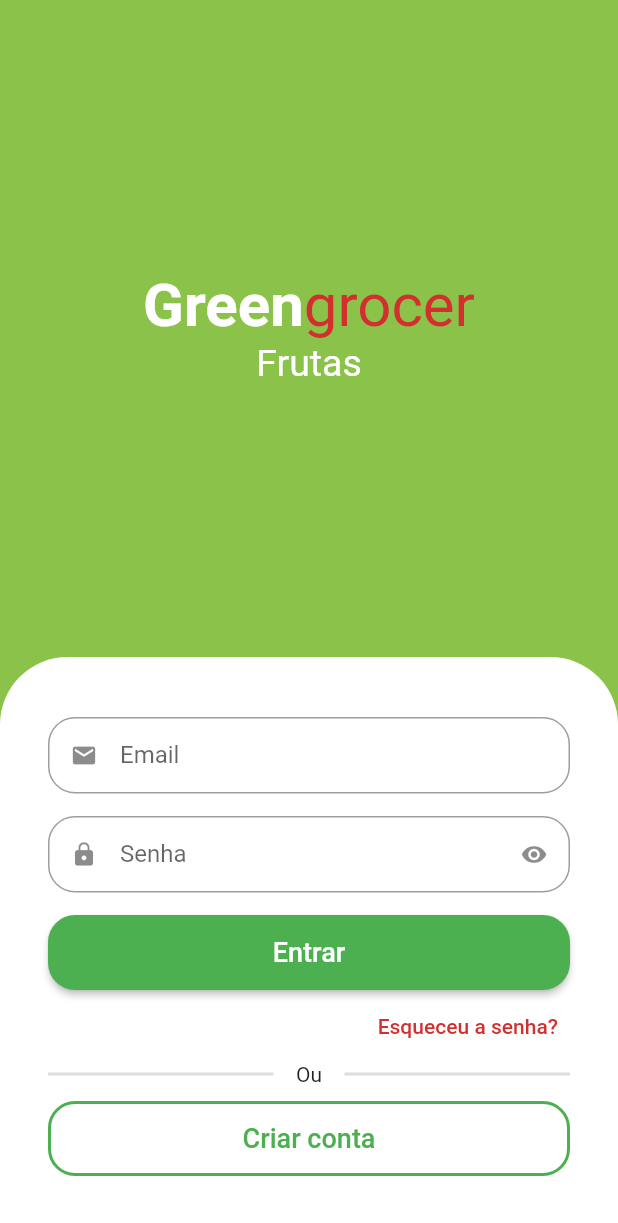
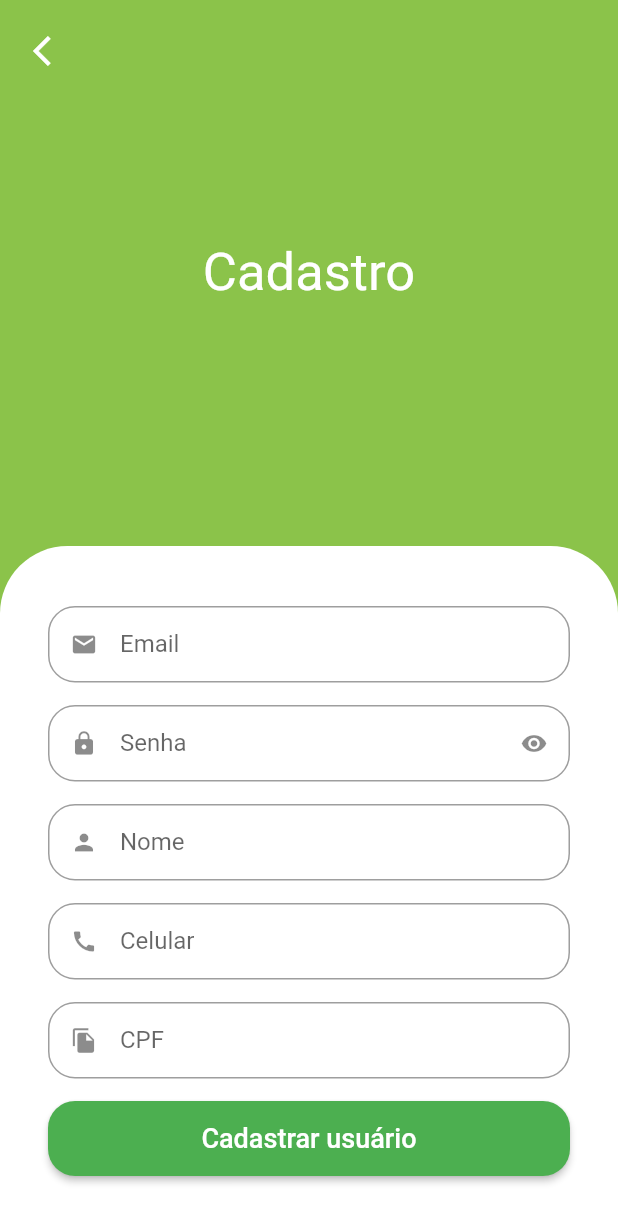
Before and after one commit to jvmMachado/greengrocer, a Flutter app: the screen it shows after launch, after a tap on "Criar conta", on a phone screen of 412 x 824 dp. Shown: the top 1223 px of the screen. Run offline on Flutter 3.47's test engine with Material 2 defaults, Android fonts, the phone set to English and light mode, and no system bars; drawn by our look-alikes of animated_text_kit; our stand-ins replace mask_text_input_formatter.

```diff
--- a/lib/src/auth/components/custom_text_field.dart
+++ b/lib/src/auth/components/custom_text_field.dart
@@ -1,15 +1,18 @@
 import 'package:flutter/material.dart';
+import 'package:flutter/services.dart';
 
 class CustomTextField extends StatefulWidget {
   final IconData icon;
   final String label;
   final bool hideText;
+  final List<TextInputFormatter>? inputFormatters;
 
   const CustomTextField({
     Key? key,
     required this.icon,
     required this.label,
     this.hideText = false,
+    this.inputFormatters,
   }) : super(key: key);
 
   @override
@@ -30,6 +33,7 @@ class _CustomTextFieldState extends State<CustomTextField> {
     return Padding(
       padding: const EdgeInsets.only(bottom: 15),
       child: TextFormField(
+        inputFormatters: widget.inputFormatters,
         obscureText: isHidden,
         decoration: InputDecoration(
           prefixIcon: Icon(widget.icon),
--- a/lib/src/auth/sign_in_screen.dart
+++ b/lib/src/auth/sign_in_screen.dart
@@ -1,5 +1,6 @@
 import 'package:animated_text_kit/animated_text_kit.dart';
 import 'package:flutter/material.dart';
+import 'package:greengrocer/src/auth/sign_up_screen.dart';
 import 'package:greengrocer/src/config/custom_colors.dart';
 
 import 'components/custom_text_field.dart';
@@ -146,7 +147,13 @@ class SignInScreen extends StatelessWidget {
                             borderRadius: BorderRadius.circular(18),
                           ),
                         ),
-                        onPressed: () {},
+                        onPressed: () {
+                          Navigator.of(context).push(
+                            MaterialPageRoute(builder: (c) {
+                              return SignUpScreen();
+                            }),
+                          );
+                        },
                         child: const Text(
                           'Criar conta',
                           style: TextStyle(fontSize: 18),
--- /dev/null
+++ b/lib/src/auth/sign_up_screen.dart
@@ -0,0 +1,105 @@
+import 'package:flutter/material.dart';
+import 'package:greengrocer/src/auth/components/custom_text_field.dart';
+import 'package:greengrocer/src/config/custom_colors.dart';
+import 'package:mask_text_input_formatter/mask_text_input_formatter.dart';
+
+class SignUpScreen extends StatelessWidget {
+  SignUpScreen({Key? key}) : super(key: key);
+
+  final cpfFormatter = MaskTextInputFormatter(mask: '###.###.###-##', filter: {
+    '#': RegExp(r'[0-9]'),
+  });
+
+  final phoneFormatter =
+      MaskTextInputFormatter(mask: '## # ####-####', filter: {
+    '#': RegExp(r'[0-9]'),
+  });
+
+  @override
+  Widget build(BuildContext context) {
+    var size = MediaQuery.of(context).size;
+
+    return Scaffold(
+      backgroundColor: CustomColors.customSwatchColor,
+      body: SingleChildScrollView(
+          child: SizedBox(
+        height: size.height,
+        child: Stack(
+          children: [
+            Column(
+              children: [
+                const Expanded(
+                  child: Center(
+                    child: Text(
+                      'Cadastro',
+                      style: TextStyle(color: Colors.white, fontSize: 35),
+                    ),
+                  ),
+                ),
+                Container(
+                  padding:
+                      const EdgeInsets.symmetric(horizontal: 32, vertical: 40),
+                  decoration: const BoxDecoration(
+                    color: Colors.white,
+                    borderRadius: BorderRadius.vertical(
+                      top: Radius.circular(45),
+                    ),
+                  ),
+                  child: Column(
+                    crossAxisAlignment: CrossAxisAlignment.stretch,
+                    children: [
+                      const CustomTextField(icon: Icons.email, label: 'Email'),
+                      const CustomTextField(
+                          icon: Icons.lock, label: 'Senha', hideText: true),
+                      const CustomTextField(icon: Icons.person, label: 'Nome'),
+                      CustomTextField(
+                        icon: Icons.call,
+                        label: 'Celular',
+                        inputFormatters: [phoneFormatter],
+                      ),
+                      CustomTextField(
+                        icon: Icons.file_copy,
+                        label: 'CPF',
+                        inputFormatters: [cpfFormatter],
+                      ),
+                      SizedBox(
+                        height: 50,
+                        child: ElevatedButton(
+                          onPressed: () {},
+                          style: ElevatedButton.styleFrom(
+                            shape: RoundedRectangleBorder(
+                              borderRadius: BorderRadius.circular(18),
+                            ),
+                          ),
+                          child: const Text(
+                            'Cadastrar usuário',
+                            style: TextStyle(fontSize: 18),
+                          ),
+                        ),
+                      ),
+                    ],
+                  ),
+                )
+              ],
+            ),
+            Positioned(
+              left: 10,
+              top: 10,
+              child: SafeArea(
+                child: IconButton(
+                  onPressed: () {
+                    Navigator.of(context).pop();
+                  },
+                  icon: const Icon(
+                    Icons.arrow_back_ios,
+                    color: Colors.white,
+                  ),
+                ),
+              ),
+            )
+          ],
+        ),
+      )),
+    );
+  }
+}
--- a/pubspec.yaml
+++ b/pubspec.yaml
@@ -35,6 +35,7 @@ dependencies:
   # Use with the CupertinoIcons class for iOS style icons.
   cupertino_icons: ^1.0.2
   animated_text_kit: ^4.2.2
+  mask_text_input_formatter: ^2.4.0
 
 dev_dependencies:
   flutter_test:
```
Also changed, not shown: pubspec.lock.
